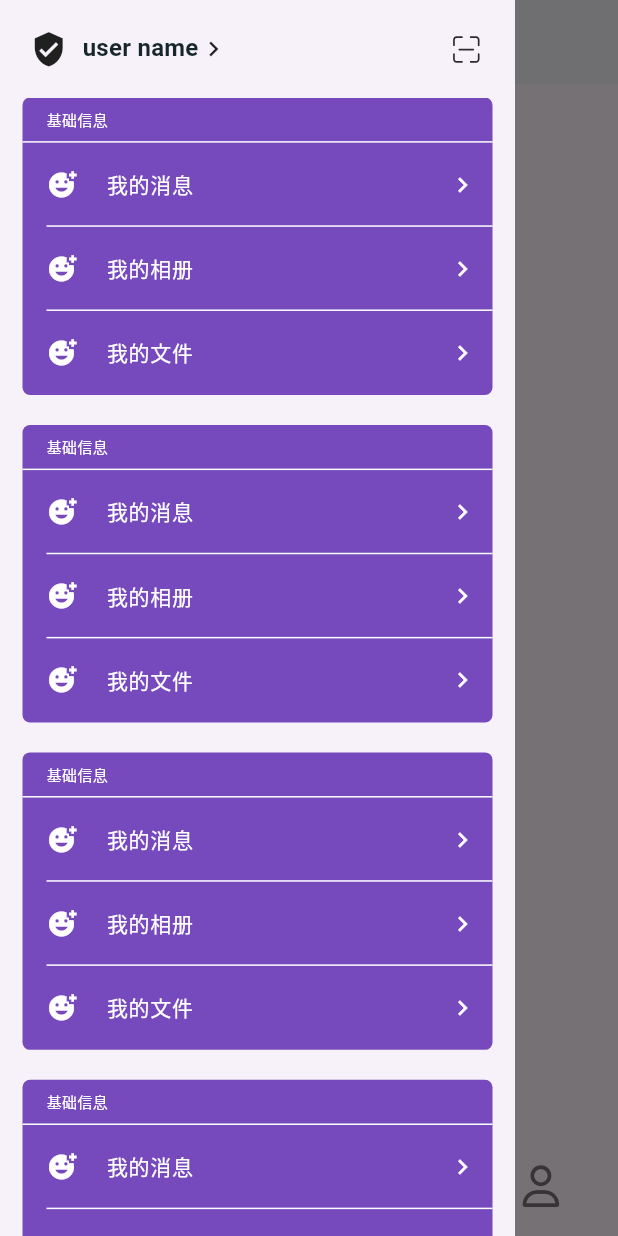
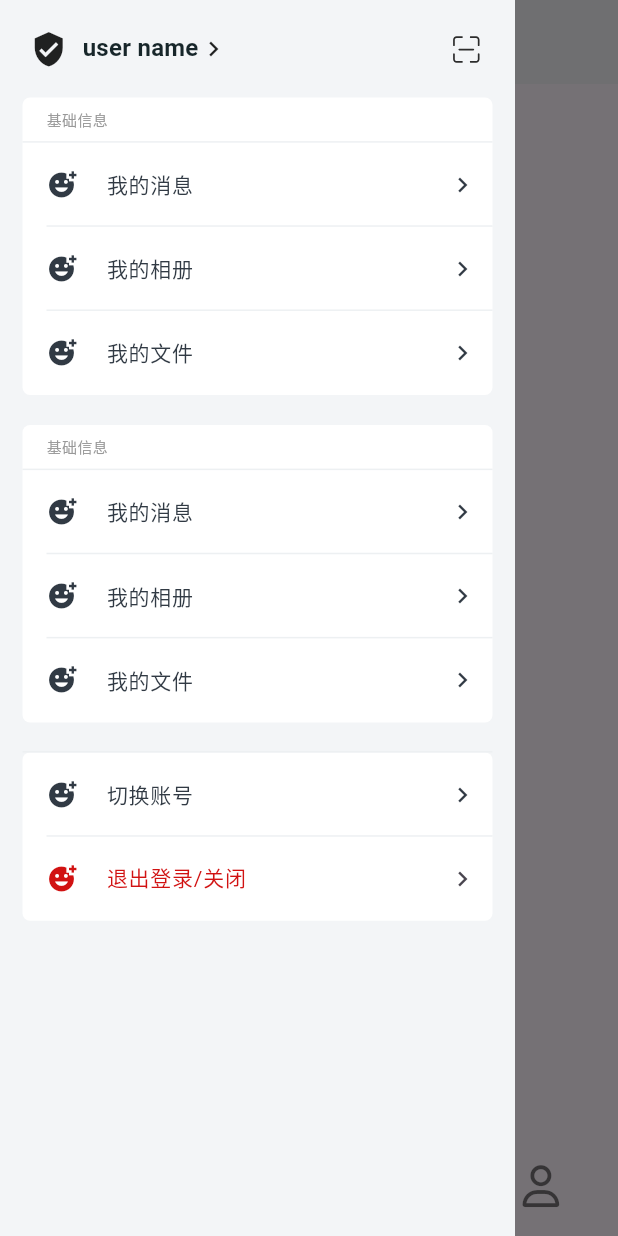
Before and after one commit to liangchuying/standard-template, a Flutter app: the screen it shows after launch, with the side drawer open, on a phone screen of 412 x 824 dp. Run offline on Flutter 3.47's test engine with Material 3 defaults, Android fonts, the phone set to English and light mode, and no system bars; drawn by our look-alikes of flutter_easyloading; our stand-ins replace flutter_svg, font_awesome_flutter, get, styled_widget.

Commit message:
feat: 新增一些插件

```diff
--- a/lib/app/modules/home/components/drawer/drawer_card.dart
+++ b/lib/app/modules/home/components/drawer/drawer_card.dart
@@ -1,6 +1,6 @@
 class DrawerCard {
   final bool IsRightIcon;
   final String title;
-
-  DrawerCard({this.IsRightIcon = true, required this.title});
+  final String? toName;
+  DrawerCard( {this.IsRightIcon = true, required this.title, this.toName,});
 }
--- a/lib/app/modules/home/components/drawer/drawer_view.dart
+++ b/lib/app/modules/home/components/drawer/drawer_view.dart
@@ -1,11 +1,9 @@
 import 'package:flutter/material.dart';
 import 'package:get/get.dart';
 import 'package:luid/config/AppColors.dart';
-import 'package:luid/extension/string_extension.dart';
 import 'package:styled_widget/styled_widget.dart';
 
 import '../../../../../config/AppSizes.dart';
-import '../../../../../config/AppTheme.dart';
 import 'drawer_head_menu.dart';
 
 class DrewerPages extends StatefulWidget {
@@ -35,14 +33,6 @@ class _DrewerState extends State<DrewerPages> {
             SizedBox(
               height: AppSizes.size20,
             ),
-            BasicData(),
-            SizedBox(
-              height: AppSizes.size20,
-            ),
-            BasicData(),
-            SizedBox(
-              height: AppSizes.size20,
-            ),
             AccountExit(),
             SizedBox(height: 30)
           ].toColumn(),
@@ -55,8 +45,8 @@ class _DrewerState extends State<DrewerPages> {
     return Container(
       margin: EdgeInsets.symmetric(horizontal: AppSizes.padding15),
       width: double.infinity,
-      decoration: BoxDecoration(
-          color: AppColors.purple,
+      decoration: const BoxDecoration(
+          color: AppColors.white,
           borderRadius: BorderRadius.all(Radius.circular(AppSizes.minRadius))),
       child: [
         [
@@ -68,12 +58,12 @@ class _DrewerState extends State<DrewerPages> {
                 bottom: AppSizes.size8),
             child: Text("基础信息").textStyle(TextStyle(
                 fontSize: 10,
-                color: AppColors.white,
+                color: AppColors.text999999,
                 fontWeight: FontWeight.w400)),
           )
         ].toRow(),
         const Divider(
-          color: AppColors.white,
+          color: AppColors.notWhite,
           height: 0.1,
         ),
         ListTile(
@@ -82,18 +72,19 @@ class _DrewerState extends State<DrewerPages> {
           leading: Icon(
             Icons.add_reaction,
             size: 20,
+            color: AppColors.darkgrey,
           ),
-          iconColor: AppColors.white,
+          iconColor: AppColors.darkgrey,
           trailing: Icon(
             Icons.chevron_right,
             size: 20,
           ),
           title: Text(
             '我的消息',
-          ).textStyle(TextStyle(color: AppColors.white, fontSize: 14)),
+          ).textStyle(TextStyle(color: AppColors.darkgrey, fontSize: 14)),
         ),
         const Divider(
-          color: AppColors.white,
+          color: AppColors.notWhite,
           height: 0.1,
         ).paddingOnly(left: AppSizes.size16),
         ListTile(
@@ -103,17 +94,17 @@ class _DrewerState extends State<DrewerPages> {
             Icons.add_reaction,
             size: 20,
           ),
-          iconColor: AppColors.white,
+          iconColor: AppColors.darkgrey,
           trailing: Icon(
             Icons.chevron_right,
             size: 20,
           ),
           title: Text(
             '我的相册',
-          ).textStyle(TextStyle(color: AppColors.white, fontSize: 14)),
+          ).textStyle(TextStyle(color: AppColors.darkgrey, fontSize: 14)),
         ),
         const Divider(
-          color: AppColors.white,
+          color: AppColors.notWhite,
           height: 0.1,
         ).paddingOnly(left: AppSizes.size16),
         ListTile(
@@ -123,14 +114,14 @@ class _DrewerState extends State<DrewerPages> {
             Icons.add_reaction,
             size: 20,
           ),
-          iconColor: AppColors.white,
+          iconColor: AppColors.darkgrey,
           trailing: Icon(
             Icons.chevron_right,
             size: 20,
           ),
           title: Text(
             '我的文件',
-          ).textStyle(TextStyle(color: AppColors.white, fontSize: 14)),
+          ).textStyle(TextStyle(color: AppColors.darkgrey, fontSize: 14)),
         ),
       ].toColumn(),
     );
@@ -141,11 +132,11 @@ class _DrewerState extends State<DrewerPages> {
       margin: EdgeInsets.symmetric(horizontal: AppSizes.padding15),
       width: double.infinity,
       decoration: BoxDecoration(
-          color: AppColors.purple,
+          color: AppColors.white,
           borderRadius: BorderRadius.all(Radius.circular(AppSizes.minRadius))),
       child: [
         const Divider(
-          color: AppColors.white,
+          color: AppColors.notWhite,
           height: 0.1,
         ),
         ListTile(
@@ -155,17 +146,17 @@ class _DrewerState extends State<DrewerPages> {
             Icons.add_reaction,
             size: 20,
           ),
-          iconColor: AppColors.white,
+          iconColor: AppColors.darkgrey,
           trailing: Icon(
             Icons.chevron_right,
             size: 20,
           ),
           title: Text(
             '切换账号',
-          ).textStyle(TextStyle(color: AppColors.white, fontSize: 14)),
+          ).textStyle(TextStyle(color: AppColors.darkgrey, fontSize: 14)),
         ),
         const Divider(
-          color: AppColors.white,
+          color: AppColors.notWhite,
           height: 0.1,
         ).paddingOnly(left: AppSizes.size16),
         ListTile(
@@ -174,15 +165,15 @@ class _DrewerState extends State<DrewerPages> {
           leading: Icon(
             Icons.add_reaction,
             size: 20,
+            color: AppColors.mainRedAccent,
           ),
-          iconColor: AppColors.white,
           trailing: Icon(
             Icons.chevron_right,
             size: 20,
           ),
           title: Text(
             '退出登录/关闭',
-          ).textStyle(TextStyle(color: AppColors.white, fontSize: 14)),
+          ).textStyle(TextStyle(color: AppColors.mainRedAccent, fontSize: 14)),
         ),
       ].toColumn(),
     );
--- a/lib/app/modules/home/views/home_view.dart
+++ b/lib/app/modules/home/views/home_view.dart
@@ -1,5 +1,6 @@
 import 'package:flutter/material.dart';
 import 'package:get/get.dart';
+import 'package:luid/config/AppColors.dart';
 
 import '../../../../config/AppGlobalConfig.dart';
 import '../../../modules/home/components/navigation_bar.dart';
@@ -35,7 +36,7 @@ class HomeView extends GetView<HomeController> {
         children: listPage,
       ),
       bottomNavigationBar: NavigationBars(),
-      drawer: Drawer(child: DrewerPages(), width: GlobalConfig.DrawerWidth,),
+      drawer: Drawer(child: DrewerPages(), width: GlobalConfig.DrawerWidth, backgroundColor: AppColors.scaffoldBackgroundColor,),
     );
   }
 }
--- a/lib/main.dart
+++ b/lib/main.dart
@@ -1,25 +1,49 @@
 import 'dart:ui';
 
 import 'package:flutter/material.dart';
+import 'package:flutter_easyloading/flutter_easyloading.dart';
 
 import 'package:get/get.dart';
 
 import 'app/routes/app_pages.dart';
+
+import 'package:flutter_localizations/flutter_localizations.dart';
 
 void main() {
   runApp(
     GetMaterialApp(
         theme: ThemeData(
             primarySwatch: Colors.purple,
-            drawerTheme: DrawerThemeData(shape: BorderDirectional())
-      ),
+            drawerTheme: DrawerThemeData(shape: BorderDirectional())),
         debugShowCheckedModeBanner: false,
         title: "Getx Demo",
         initialRoute: AppPages.INITIAL,
         getPages: AppPages.routes,
-
         // 404未知页面
         unknownRoute: AppPages.unknownRoute,
-    ),
+        builder: (BuildContext c, Widget? w) {
+          return Stack(
+            children: <Widget>[
+              Positioned.fill(
+                  child: FlutterEasyLoading(
+                    child: w,
+                  )),
+              // if (kDebugMode) const MemoryUsageView(),
+            ],
+          );
+        },
+        locale: const Locale('zh', 'CN'),
+        //默认展示本地语言
+        fallbackLocale: const Locale('zh', 'CN'),
+        //语言选择无效时，备用语言
+        localizationsDelegates: const [
+          GlobalMaterialLocalizations.delegate, // 指定本地化的字符串和一些其他的值
+          GlobalCupertinoLocalizations.delegate, // 对应的Cupertino风格
+          GlobalWidgetsLocalizations.delegate // 指定默认的文本排列方向, 由左到右或由右到左
+        ],
+        supportedLocales: const [
+          Locale('zh', 'CH'),
+          // const Locale('en','US'),
+        ]),
   );
 }
--- a/pubspec.yaml
+++ b/pubspec.yaml
@@ -13,6 +13,8 @@ dependencies:
     sdk: flutter
   font_awesome_flutter: ^10.7.0
   flutter_svg: ^2.0.10+1
+  flutter_localization: ^0.2.1
+  flutter_easyloading: ^3.0.5
 
 dev_dependencies:
   flutter_lints: 4.0.0
```
Lines whose indentation alone changed are shown as unchanged.
